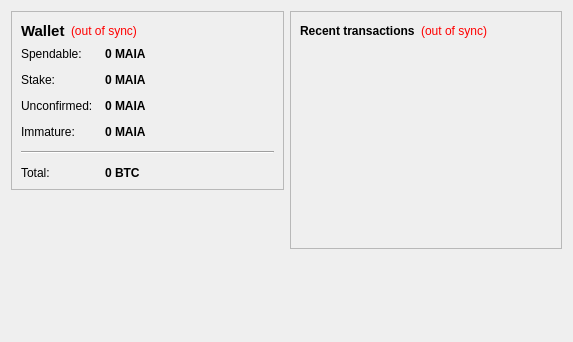
First picture: the form in src/qt/forms/overviewpageOLD.ui, repository Lefter1s/BigBang, before the edit.
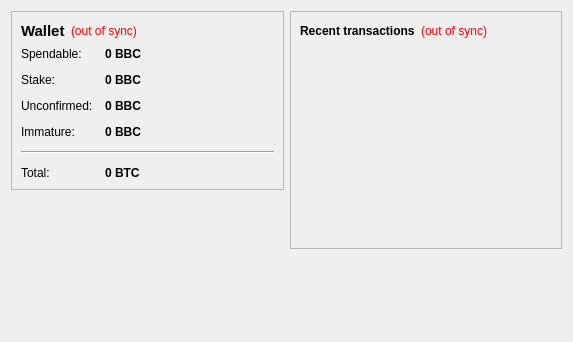
Second picture: the form after the edit. Icons and pictures are not drawn.

Patch:
```diff
--- a/src/qt/forms/overviewpageOLD.ui
+++ b/src/qt/forms/overviewpageOLD.ui
@@ -105,7 +105,7 @@
              <string>Your current spendable balance</string>
             </property>
             <property name="text">
-             <string notr="true">0 MAIA</string>
+             <string notr="true">0 BBC</string>
             </property>
             <property name="textInteractionFlags">
              <set>Qt::LinksAccessibleByMouse|Qt::TextSelectableByKeyboard|Qt::TextSelectableByMouse</set>
@@ -134,7 +134,7 @@
              <string>Total of coins that was staked, and do not yet count toward the current balance</string>
             </property>
             <property name="text">
-             <string notr="true">0 MAIA</string>
+             <string notr="true">0 BBC</string>
             </property>
             <property name="textInteractionFlags">
              <set>Qt::LinksAccessibleByMouse|Qt::TextSelectableByKeyboard|Qt::TextSelectableByMouse</set>
@@ -163,7 +163,7 @@
              <string>Total of transactions that have yet to be confirmed, and do not yet count toward the current balance</string>
             </property>
             <property name="text">
-             <string notr="true">0 MAIA</string>
+             <string notr="true">0 BBC</string>
             </property>
             <property name="textInteractionFlags">
              <set>Qt::LinksAccessibleByMouse|Qt::TextSelectableByKeyboard|Qt::TextSelectableByMouse</set>
@@ -189,7 +189,7 @@
              <string>Mined balance that has not yet matured</string>
             </property>
             <property name="text">
-             <string notr="true">0 MAIA</string>
+             <string notr="true">0 BBC</string>
             </property>
             <property name="textInteractionFlags">
              <set>Qt::LinksAccessibleByMouse|Qt::TextSelectableByKeyboard|Qt::TextSelectableByMouse</set>
```
